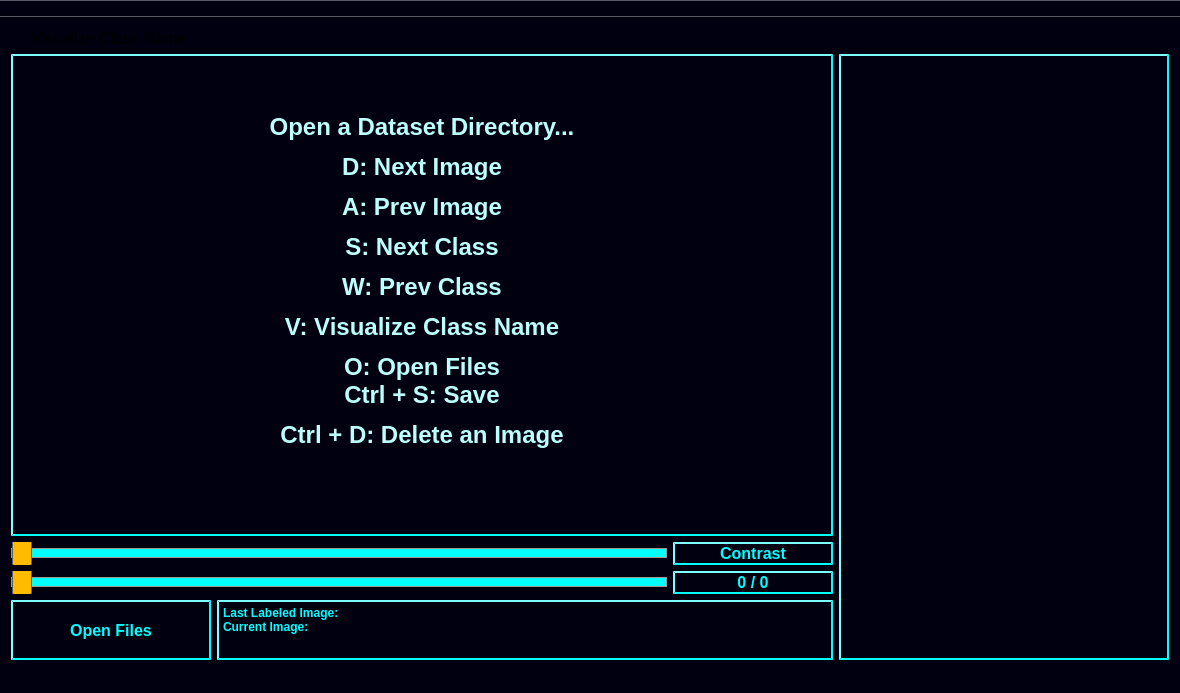
The window that mainwindow.ui (developer0hye/Yolo_Label) describes before a commit, drawn with Qt 5.
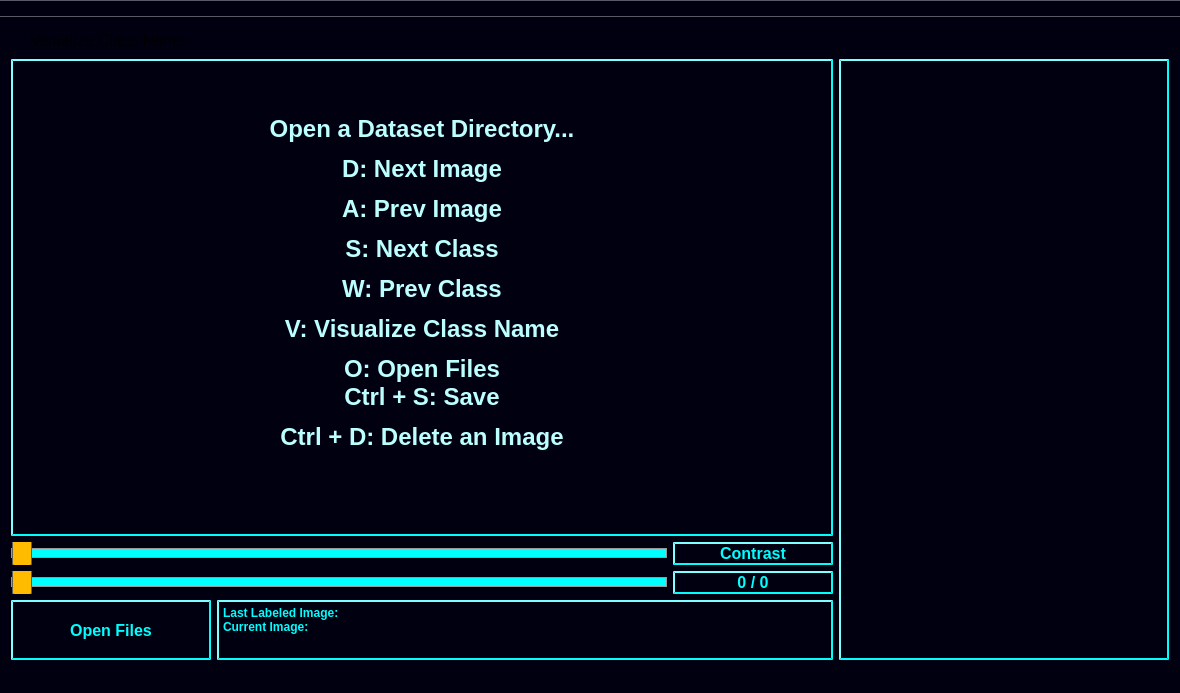
The same window after the commit. Icons and pictures are not drawn. Custom widgets are drawn as their Qt base class.

Commit message:
fix: use white background for unchecked checkbox indicator
The unchecked indicator was using the same dark background as the
window, making it invisible. Use white for the unchecked state to
match the standard checkbox appearance.

```diff
--- a/mainwindow.ui
+++ b/mainwindow.ui
@@ -597,10 +597,11 @@
     width: 16px;
     height: 16px;
     border: 2px solid rgb(0, 255, 255);
-    background-color: rgb(0, 0, 17);
+    background-color: white;
 }
 QCheckBox::indicator:checked {
     background-color: rgb(0, 255, 255);
+    image: url(none);
 }
 </string>
         </property>
```
